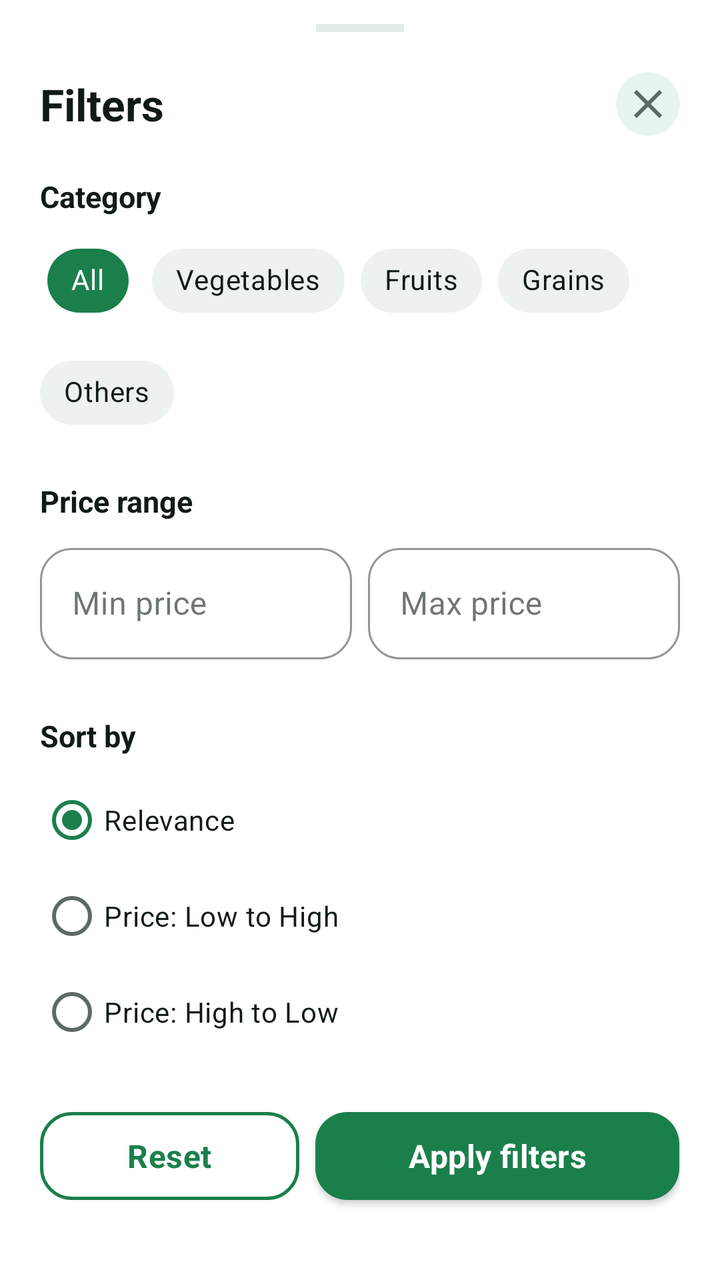
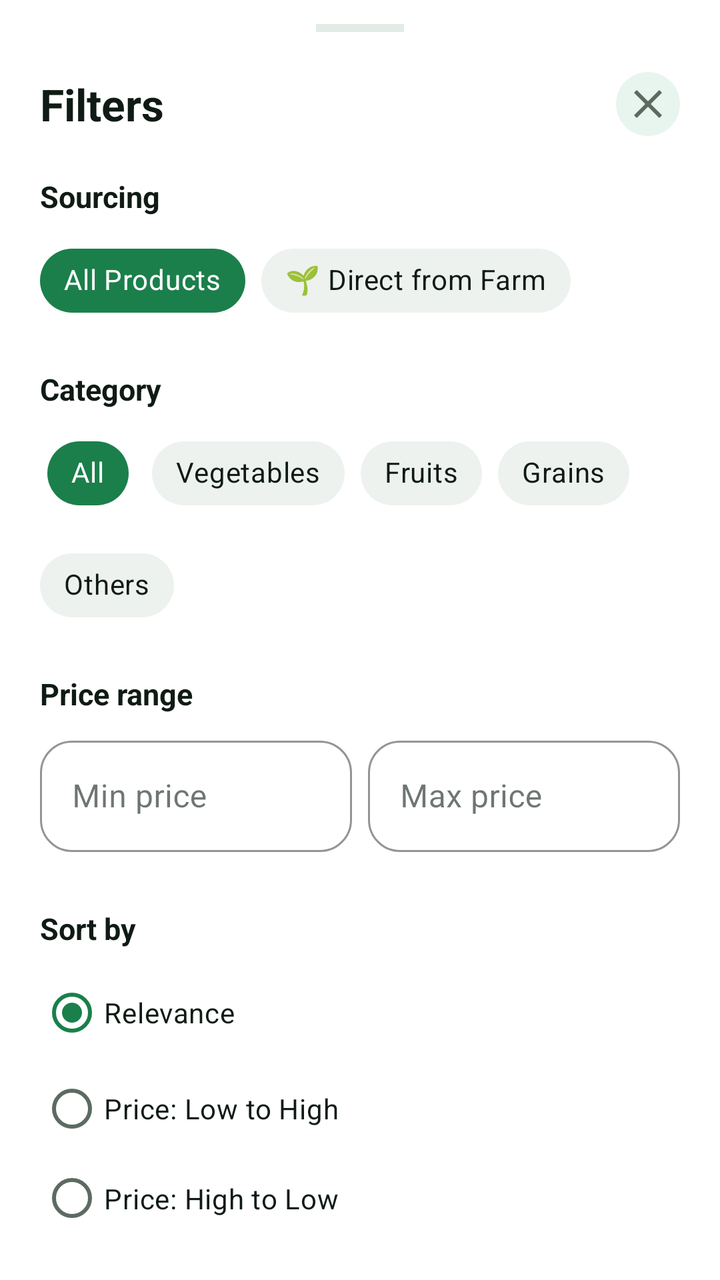

The first picture is an Android layout as it rendered before a commit; the second is the same layout after the commit. The layout source and the unified diff follow.
<!-- AndroidManifest.xml: application theme Theme.farmer -->
<!-- res/layout/sheet_filters.xml -->
<?xml version="1.0" encoding="utf-8"?>
<LinearLayout xmlns:android="http://schemas.android.com/apk/res/android"
    xmlns:app="http://schemas.android.com/apk/res-auto"
    android:layout_width="match_parent"
    android:layout_height="wrap_content"
    android:background="@color/surface"
    android:orientation="vertical"
    android:paddingStart="@dimen/screen_padding"
    android:paddingEnd="@dimen/screen_padding"
    android:paddingBottom="@dimen/space_xl">

    
    <View
        android:layout_width="44dp"
        android:layout_height="4dp"
        android:layout_gravity="center_horizontal"
        android:layout_marginTop="@dimen/space_md"
        android:background="@color/border" />

    
    <LinearLayout
        android:layout_width="match_parent"
        android:layout_height="wrap_content"
        android:layout_marginTop="@dimen/space_xl"
        android:gravity="center_vertical"
        android:orientation="horizontal">

        <TextView
            android:layout_width="0dp"
            android:layout_height="wrap_content"
            android:layout_weight="1"
            android:text="@string/filters"
            android:textColor="@color/text_primary"
            android:textSize="22sp"
            android:textStyle="bold" />

        <ImageView
            android:id="@+id/sheet_close"
            android:layout_width="32dp"
            android:layout_height="32dp"
            android:background="@drawable/bg_circle_primary_soft"
            android:clickable="true"
            android:contentDescription="@string/clear_all"
            android:focusable="true"
            android:padding="@dimen/space_xs"
            android:src="@drawable/ic_close"
            app:tint="@color/text_secondary" />
    </LinearLayout>

    
    <TextView
        android:layout_width="wrap_content"
        android:layout_height="wrap_content"
        android:layout_marginTop="@dimen/space_xl"
        android:layout_marginBottom="@dimen/space_sm"
        android:text="@string/filter_category"
        android:textColor="@color/text_primary"
        android:textSize="15sp"
        android:textStyle="bold" />

    <com.google.android.material.chip.ChipGroup
        android:layout_width="match_parent"
        android:layout_height="wrap_content"
        app:chipSpacingHorizontal="@dimen/space_sm"
        app:singleSelection="true">

        <com.google.android.material.chip.Chip
            android:id="@+id/sheet_cat_all"
            style="@style/Widget.MaterialComponents.Chip.Choice"
            android:layout_width="wrap_content"
            android:layout_height="wrap_content"
            android:checkable="true"
            android:checked="true"
            android:text="@string/categories_all"
            android:textColor="@color/selector_chip_text"
            app:checkedIconVisible="false"
            app:chipBackgroundColor="@color/selector_chip_bg"
            app:chipCornerRadius="@dimen/radius_pill" />

        <com.google.android.material.chip.Chip
            android:id="@+id/sheet_cat_vegetables"
            style="@style/Widget.MaterialComponents.Chip.Choice"
            android:layout_width="wrap_content"
            android:layout_height="wrap_content"
            android:checkable="true"
            android:text="@string/category_vegetables"
            android:textColor="@color/selector_chip_text"
            app:checkedIconVisible="false"
            app:chipBackgroundColor="@color/selector_chip_bg"
            app:chipCornerRadius="@dimen/radius_pill" />

        <com.google.android.material.chip.Chip
            android:id="@+id/sheet_cat_fruits"
            style="@style/Widget.MaterialComponents.Chip.Choice"
            android:layout_width="wrap_content"
            android:layout_height="wrap_content"
            android:checkable="true"
            android:text="@string/category_fruits"
            android:textColor="@color/selector_chip_text"
            app:checkedIconVisible="false"
            app:chipBackgroundColor="@color/selector_chip_bg"
            app:chipCornerRadius="@dimen/radius_pill" />

        <com.google.android.material.chip.Chip
            android:id="@+id/sheet_cat_grains"
            style="@style/Widget.MaterialComponents.Chip.Choice"
            android:layout_width="wrap_content"
            android:layout_height="wrap_content"
            android:checkable="true"
            android:text="@string/category_grains"
            android:textColor="@color/selector_chip_text"
            app:checkedIconVisible="false"
            app:chipBackgroundColor="@color/selector_chip_bg"
            app:chipCornerRadius="@dimen/radius_pill" />

        <com.google.android.material.chip.Chip
            android:id="@+id/sheet_cat_others"
            style="@style/Widget.MaterialComponents.Chip.Choice"
            android:layout_width="wrap_content"
            android:layout_height="wrap_content"
            android:checkable="true"
            android:text="@string/filter_others"
            android:textColor="@color/selector_chip_text"
            app:checkedIconVisible="false"
            app:chipBackgroundColor="@color/selector_chip_bg"
            app:chipCornerRadius="@dimen/radius_pill" />

    </com.google.android.material.chip.ChipGroup>

    
    <TextView
        android:layout_width="wrap_content"
        android:layout_height="wrap_content"
        android:layout_marginTop="@dimen/space_xl"
        android:layout_marginBottom="@dimen/space_sm"
        android:text="@string/filter_price_range"
        android:textColor="@color/text_primary"
        android:textSize="15sp"
        android:textStyle="bold" />

    <LinearLayout
        android:layout_width="match_parent"
        android:layout_height="wrap_content"
        android:orientation="horizontal">

        <com.google.android.material.textfield.TextInputLayout
            android:id="@+id/sheet_min_price_layout"
            style="@style/Widget.Farmer.TextField"
            android:layout_width="0dp"
            android:layout_height="wrap_content"
            android:layout_weight="1"
            android:layout_marginEnd="@dimen/space_sm"
            android:hint="@string/filter_min_price">

            <com.google.android.material.textfield.TextInputEditText
                android:id="@+id/sheet_min_price"
                android:layout_width="match_parent"
                android:layout_height="wrap_content"
                android:inputType="numberDecimal"
                android:maxLines="1" />
        </com.google.android.material.textfield.TextInputLayout>

        <com.google.android.material.textfield.TextInputLayout
            android:id="@+id/sheet_max_price_layout"
            style="@style/Widget.Farmer.TextField"
            android:layout_width="0dp"
            android:layout_height="wrap_content"
            android:layout_weight="1"
            android:hint="@string/filter_max_price">

            <com.google.android.material.textfield.TextInputEditText
                android:id="@+id/sheet_max_price"
                android:layout_width="match_parent"
                android:layout_height="wrap_content"
                android:inputType="numberDecimal"
                android:maxLines="1" />
        </com.google.android.material.textfield.TextInputLayout>
    </LinearLayout>

    
    <TextView
        android:layout_width="wrap_content"
        android:layout_height="wrap_content"
        android:layout_marginTop="@dimen/space_lg"
        android:layout_marginBottom="@dimen/space_sm"
        android:text="@string/filter_sort_by"
        android:textColor="@color/text_primary"
        android:textSize="15sp"
        android:textStyle="bold" />

    <RadioGroup
        android:id="@+id/sheet_sort_group"
        android:layout_width="match_parent"
        android:layout_height="wrap_content"
        android:orientation="vertical">

        <RadioButton
            android:id="@+id/sheet_sort_relevance"
            android:layout_width="match_parent"
            android:layout_height="wrap_content"
            android:checked="true"
            android:text="@string/sort_relevance"
            android:textColor="@color/text_primary"
            android:textSize="14sp" />

        <RadioButton
            android:id="@+id/sheet_sort_price_low"
            android:layout_width="match_parent"
            android:layout_height="wrap_content"
            android:text="@string/sort_price_low_high"
            android:textColor="@color/text_primary"
            android:textSize="14sp" />

        <RadioButton
            android:id="@+id/sheet_sort_price_high"
            android:layout_width="match_parent"
            android:layout_height="wrap_content"
            android:text="@string/sort_price_high_low"
            android:textColor="@color/text_primary"
            android:textSize="14sp" />
    </RadioGroup>

    
    <LinearLayout
        android:layout_width="match_parent"
        android:layout_height="wrap_content"
        android:layout_marginTop="@dimen/space_xl"
        android:orientation="horizontal">

        <com.google.android.material.button.MaterialButton
            android:id="@+id/sheet_reset"
            style="@style/Widget.Farmer.Button.Secondary"
            android:layout_width="0dp"
            android:layout_height="@dimen/button_height"
            android:layout_weight="1"
            android:layout_marginEnd="@dimen/space_sm"
            android:text="@string/reset" />

        <com.google.android.material.button.MaterialButton
            android:id="@+id/sheet_apply"
            style="@style/Widget.Farmer.Button.Primary"
            android:layout_width="0dp"
            android:layout_height="@dimen/button_height"
            android:layout_weight="1.4"
            android:text="@string/apply_filters" />
    </LinearLayout>

</LinearLayout>
<!-- resources referenced by this layout -->
<resources>
  <color name="border">#E2EBE5</color>
  <color name="surface">#FFFFFF</color>
  <color name="text_primary">#0F1B14</color>
  <color name="text_secondary">#5C6B62</color>
  <dimen name="button_height">56dp</dimen>
  <dimen name="radius_pill">999dp</dimen>
  <dimen name="screen_padding">20dp</dimen>
  <dimen name="space_lg">16dp</dimen>
  <dimen name="space_md">12dp</dimen>
  <dimen name="space_sm">8dp</dimen>
  <dimen name="space_xl">20dp</dimen>
  <dimen name="space_xs">4dp</dimen>
  <!-- drawable bg_circle_primary_soft (drawable) -->
  <?xml version="1.0" encoding="utf-8"?>
  <shape xmlns:android="http://schemas.android.com/apk/res/android"
      android:shape="oval">
      <solid android:color="@color/primary_surface" />
  </shape>
  <!-- drawable ic_close (drawable) -->
  <vector xmlns:android="http://schemas.android.com/apk/res/android"
      android:width="24dp"
      android:height="24dp"
      android:viewportWidth="24"
      android:viewportHeight="24">
      <path
          android:fillColor="@color/text_primary"
          android:pathData="M19,6.41L17.59,5 12,10.59 6.41,5 5,6.41 10.59,12 5,17.59 6.41,19 12,13.41 17.59,19 19,17.59 13.41,12z" />
  </vector>
  <string name="apply_filters">Apply filters</string>
  <string name="categories_all">All</string>
  <string name="category_fruits">Fruits</string>
  <string name="category_grains">Grains</string>
  <string name="category_vegetables">Vegetables</string>
  <string name="clear_all">Clear all</string>
  <string name="filter_category">Category</string>
  <string name="filter_max_price">Max price</string>
  <string name="filter_min_price">Min price</string>
  <string name="filter_others">Others</string>
  <string name="filter_price_range">Price range</string>
  <string name="filter_sort_by">Sort by</string>
  <string name="filters">Filters</string>
  <string name="reset">Reset</string>
  <string name="sort_price_high_low">Price: High to Low</string>
  <string name="sort_price_low_high">Price: Low to High</string>
  <string name="sort_relevance">Relevance</string>
  <style name="Widget.Farmer.Button.Secondary" parent="Widget.MaterialComponents.Button.OutlinedButton">
          <item name="android:layout_height">@dimen/button_height</item>
          <item name="android:textSize">16sp</item>
          <item name="android:textStyle">bold</item>
          <item name="android:textAllCaps">false</item>
          <item name="android:textColor">@color/primary</item>
          <item name="strokeColor">@color/primary</item>
          <item name="strokeWidth">1.5dp</item>
          <item name="cornerRadius">@dimen/radius_md</item>
      </style>
  <style name="Theme.farmer" parent="Base.Theme.farmer">
      </style>
  <color name="primary_surface">#E8F5EE</color>
  <color name="text_on_primary">#FFFFFF</color>
  <color name="primary">#1B7F4B</color>
  <dimen name="radius_md">16dp</dimen>
  <color name="overlay_light">#1AFFFFFF</color>
  <color name="primary_dark">#0E5C34</color>
  <color name="accent">#F5A623</color>
  <color name="accent_dark">#D88A0A</color>
  <color name="background">#F5F8F6</color>
  <color name="surface_muted">#EDF2EF</color>
  <style name="Widget.Farmer.BottomNav" parent="Widget.MaterialComponents.BottomNavigationView.Colored">
          <item name="itemIconTint">@color/selector_bottom_nav</item>
          <item name="itemTextColor">@color/selector_bottom_nav</item>
          <item name="itemActiveIndicatorStyle">@null</item>
          <item name="backgroundTint">@color/surface</item>
      </style>
  <!-- unchanged entries left out for length: 3 -->
</resources>

<!-- the commit's change to res/layout/sheet_filters.xml (unified diff, before → after) -->
@@ -53,6 +53,50 @@
         android:layout_height="wrap_content"
         android:layout_marginTop="@dimen/space_xl"
         android:layout_marginBottom="@dimen/space_sm"
+        android:text="Sourcing"
+        android:textColor="@color/text_primary"
+        android:textSize="15sp"
+        android:textStyle="bold" />
+
+    <com.google.android.material.chip.ChipGroup
+        android:id="@+id/sheet_sourcing_group"
+        android:layout_width="match_parent"
+        android:layout_height="wrap_content"
+        app:chipSpacingHorizontal="@dimen/space_sm"
+        app:singleSelection="true">
+
+        <com.google.android.material.chip.Chip
+            android:id="@+id/sheet_source_all"
+            style="@style/Widget.MaterialComponents.Chip.Choice"
+            android:layout_width="wrap_content"
+            android:layout_height="wrap_content"
+            android:checkable="true"
+            android:checked="true"
+            android:text="All Products"
+            android:textColor="@color/selector_chip_text"
+            app:checkedIconVisible="false"
+            app:chipBackgroundColor="@color/selector_chip_bg"
+            app:chipCornerRadius="@dimen/radius_pill" />
+
+        <com.google.android.material.chip.Chip
+            android:id="@+id/sheet_source_farm"
+            style="@style/Widget.MaterialComponents.Chip.Choice"
+            android:layout_width="wrap_content"
+            android:layout_height="wrap_content"
+            android:checkable="true"
+            android:text="🌱 Direct from Farm"
+            android:textColor="@color/selector_chip_text"
+            app:checkedIconVisible="false"
+            app:chipBackgroundColor="@color/selector_chip_bg"
+            app:chipCornerRadius="@dimen/radius_pill" />
+    </com.google.android.material.chip.ChipGroup>
+
+    
+    <TextView
+        android:layout_width="wrap_content"
+        android:layout_height="wrap_content"
+        android:layout_marginTop="@dimen/space_xl"
+        android:layout_marginBottom="@dimen/space_sm"
         android:text="@string/filter_category"
         android:textColor="@color/text_primary"
         android:textSize="15sp"
